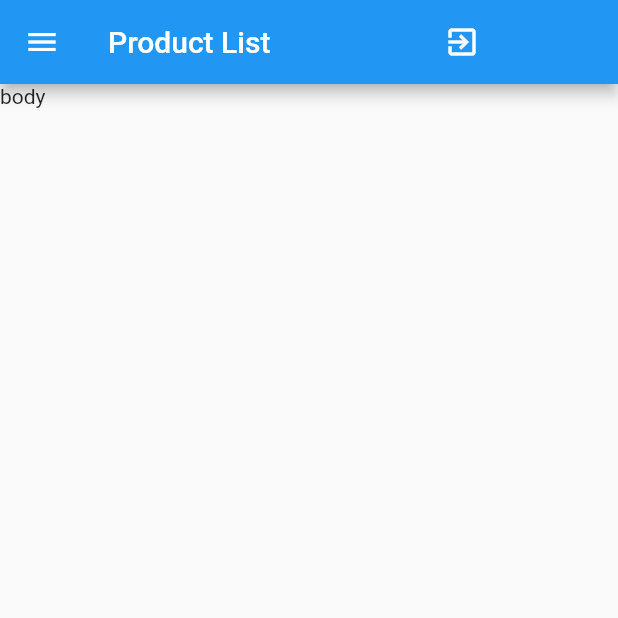
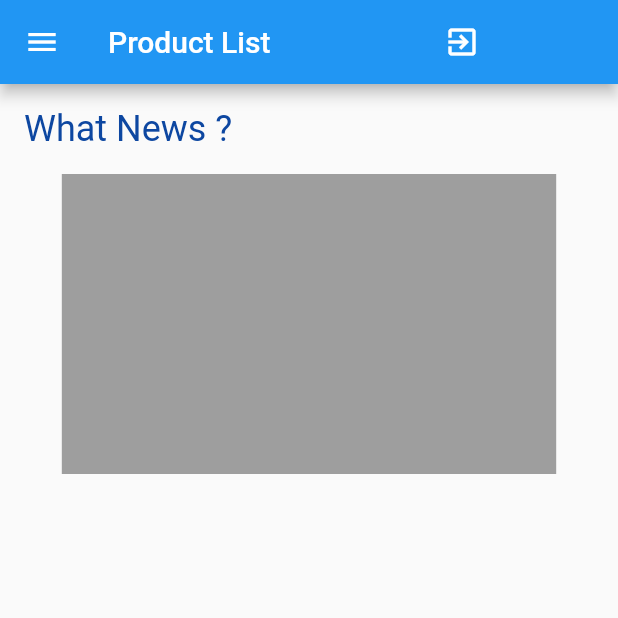
Before and after one commit to KctPiyawat/ShopBakerClick, a Flutter app: the ProductList screen opened directly, on a phone screen of 412 x 824 dp, the top half of it. Run offline on Flutter 3.47's test engine with Material 2 defaults, Android fonts, the phone set to English and light mode, and no system bars; our stand-ins replace cloud_firestore, firebase_auth; accounts and stored records are empty.

Commit message:
finist 9 aug

```diff
--- /dev/null
+++ b/lib/screens/information.dart
@@ -0,0 +1,14 @@
+import 'package:flutter/material.dart';
+
+
+class Information extends StatefulWidget {
+  @override
+  _InformationState createState() => _InformationState();
+}
+
+class _InformationState extends State<Information> {
+  @override
+  Widget build(BuildContext context) {
+    return Text('This is Information');
+  }
+}
--- /dev/null
+++ b/lib/screens/marketplate.dart
@@ -0,0 +1,59 @@
+import 'package:flutter/material.dart';
+
+class Marketplate extends StatefulWidget {
+  @override
+  _MarketplateState createState() => _MarketplateState();
+}
+
+class _MarketplateState extends State<Marketplate> {
+  // Explicit
+  double myH1 = 24.0;
+  double myH2 = 18.0;
+  Color myColorText = Colors.blue[900];
+  double mySpace = 16.0;
+
+  // Method
+
+  Widget titleBanner() {
+    return Container(
+      padding: EdgeInsets.only(
+        left: mySpace,
+        top: mySpace,
+        bottom: mySpace,
+      ),
+      alignment: Alignment.topLeft,
+      child: Text(
+        'What News ?',
+        style: TextStyle(
+          fontSize: myH1,
+          color: myColorText,
+        ),
+      ),
+    );
+  }
+
+  Widget imageBanner() {
+    return Container(
+      color: Colors.grey,
+      width: MediaQuery.of(context).size.width * 0.8,
+      height: 200.0,
+    );
+  }
+
+  Widget showBanner() {
+    return Column(
+      mainAxisAlignment: MainAxisAlignment.start,
+      children: <Widget>[
+        titleBanner(),
+        imageBanner(),
+      ],
+    );
+  }
+
+  @override
+  Widget build(BuildContext context) {
+    return ListView(
+      children: <Widget>[showBanner()],
+    );
+  }
+}
--- a/lib/screens/product_list.dart
+++ b/lib/screens/product_list.dart
@@ -2,6 +2,8 @@ import 'dart:io';
 
 import 'package:firebase_auth/firebase_auth.dart';
 import 'package:flutter/material.dart';
+import 'package:shop_bakerclick/screens/information.dart';
+import 'package:shop_bakerclick/screens/marketplate.dart';
 
 class ProductList extends StatefulWidget {
   @override
@@ -12,13 +14,43 @@ class _ProductListState extends State<ProductList> {
   // Explicit
 
   FirebaseAuth firebaseAuth = FirebaseAuth.instance;
+  String nameLogin = '';
+  double mySizeIcon = 36.0;
+  double myH1 = 24.0;
+  double myH2 = 18.0;
+  Widget myWidget = Marketplate();
 
   // Method
 
+  @override
+  void initState() {
+    super.initState();
+    findNameLogin();
+  }
+
+  Widget myDivider() {
+    return Divider(
+      color: Colors.yellow[700],
+    );
+  }
+
+  Future<void> findNameLogin() async {
+    FirebaseUser firebaseUser = await firebaseAuth.currentUser();
+    setState(() {
+      nameLogin = firebaseUser.displayName;
+    });
+    print('name = $nameLogin');
+  }
+
   Widget titleSingOut() {
     return ListTile(
-      leading: Icon(Icons.exit_to_app),
-      title: Text('Sign Out & Exit'),
+      leading: Icon(
+        Icons.exit_to_app,
+        size: mySizeIcon,
+        color: Colors.blue,
+      ),
+      title: Text('Sign Out & Exit',
+          style: TextStyle(fontSize: myH2, color: Colors.blue)),
     );
   }
 
@@ -38,6 +70,10 @@ class _ProductListState extends State<ProductList> {
     );
   }
 
+  Widget showLogBy() {
+    return Text('Login by $nameLogin');
+  }
+
   Widget headMyDrawer() {
     return DrawerHeader(
       decoration: BoxDecoration(
@@ -52,6 +88,7 @@ class _ProductListState extends State<ProductList> {
             children: <Widget>[
               showLogo(),
               showAppName(),
+              showLogBy(),
             ],
           )),
     );
@@ -62,7 +99,12 @@ class _ProductListState extends State<ProductList> {
       child: ListView(
         children: <Widget>[
           headMyDrawer(),
+          showHomeMenu(),
+          myDivider(),
+          showInFoMenu(),
+          myDivider(),
           titleSingOut(),
+          myDivider(),
         ],
       ),
     );
@@ -88,6 +130,49 @@ class _ProductListState extends State<ProductList> {
     });
   }
 
+  Widget showHomeMenu() {
+    return ListTile(
+      leading: Icon(
+        Icons.home,
+        size: mySizeIcon,
+        color: Color.fromARGB(255, 183, 28, 28),
+      ),
+      title: Text(
+        'Marketplate',
+        style:
+            TextStyle(fontSize: myH2, color: Color.fromARGB(255, 183, 28, 28)),
+      ),
+      onTap: () {
+        setState(() {
+          myWidget = Marketplate();
+        });
+        Navigator.of(context).pop();
+      },
+    );
+  }
+
+  Widget showInFoMenu() {
+    return ListTile(
+      leading: Icon(
+        Icons.info,
+        size: mySizeIcon,
+        color: Colors.orange,
+      ),
+      title: Text(
+        'Information',
+        style: TextStyle(
+          fontSize: myH2,
+          color: Colors.green,
+        ),
+      ),onTap: (){
+        setState(() {
+         myWidget = Information();
+        });
+        Navigator.of(context).pop();
+      },
+    );
+  }
+
   @override
   Widget build(BuildContext context) {
     return Scaffold(
@@ -95,7 +180,7 @@ class _ProductListState extends State<ProductList> {
         title: Text('Product List'),
         actions: <Widget>[signOutButton()],
       ),
-      body: Text('body'),
+      body: myWidget,
       drawer: myDrawerMenu(),
     );
   }
```
